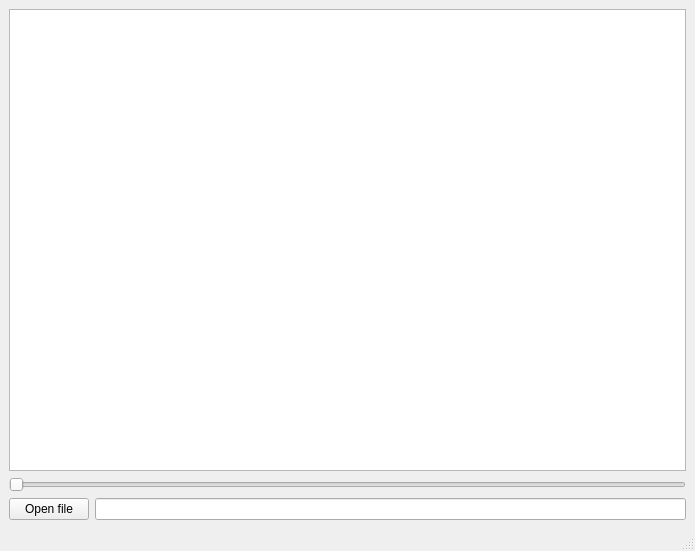
Before: the Qt Designer form mainwindow.ui in 007MrNiko/Nextures, drawn with Qt 5.
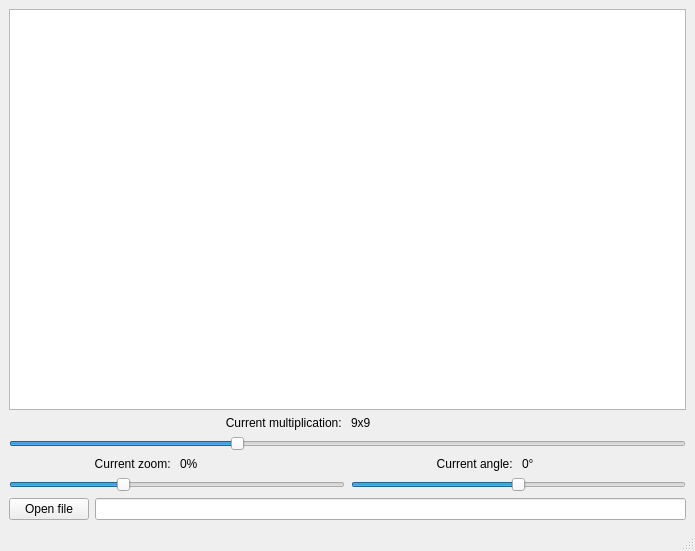
After: the same form once the commit is applied.

Diff of the .ui file:
```diff
--- a/mainwindow.ui
+++ b/mainwindow.ui
@@ -14,21 +14,7 @@
    <string>MainWindow</string>
   </property>
   <widget class="QWidget" name="centralwidget">
-   <layout class="QGridLayout" name="gridLayout">
-    <item row="3" column="0">
-     <layout class="QFormLayout" name="formLayout">
-      <item row="0" column="0">
-       <widget class="QPushButton" name="open_file">
-        <property name="text">
-         <string>Open file</string>
-        </property>
-       </widget>
-      </item>
-      <item row="0" column="1">
-       <widget class="QLineEdit" name="file_name"/>
-      </item>
-     </layout>
-    </item>
+   <layout class="QGridLayout" name="gridLayout_4">
     <item row="0" column="0">
      <widget class="QGraphicsView" name="texture_viewer">
       <property name="cursor" stdset="0">
@@ -48,18 +34,164 @@
       </property>
      </widget>
     </item>
+    <item row="1" column="0">
+     <layout class="QVBoxLayout" name="verticalLayout_5">
+      <item>
+       <layout class="QGridLayout" name="gridLayout_3">
+        <item row="0" column="0">
+         <widget class="QLabel" name="label_4">
+          <property name="text">
+           <string>Current multiplication: </string>
+          </property>
+          <property name="alignment">
+           <set>Qt::AlignRight|Qt::AlignTrailing|Qt::AlignVCenter</set>
+          </property>
+         </widget>
+        </item>
+        <item row="0" column="1">
+         <widget class="QLabel" name="multiplication_status">
+          <property name="text">
+           <string>9x9</string>
+          </property>
+         </widget>
+        </item>
+       </layout>
+      </item>
+      <item>
+       <widget class="QSlider" name="multiplication_slider">
+        <property name="minimum">
+         <number>3</number>
+        </property>
+        <property name="maximum">
+         <number>21</number>
+        </property>
+        <property name="singleStep">
+         <number>2</number>
+        </property>
+        <property name="pageStep">
+         <number>2</number>
+        </property>
+        <property name="sliderPosition">
+         <number>9</number>
+        </property>
+        <property name="orientation">
+         <enum>Qt::Horizontal</enum>
+        </property>
+       </widget>
+      </item>
+      <item>
+       <layout class="QHBoxLayout" name="horizontalLayout_2">
+        <item>
+         <layout class="QVBoxLayout" name="verticalLayout">
+          <item>
+           <layout class="QGridLayout" name="gridLayout">
+            <item row="0" column="0">
+             <widget class="QLabel" name="label_2">
+              <property name="text">
+               <string>Current zoom: </string>
+              </property>
+              <property name="alignment">
+               <set>Qt::AlignRight|Qt::AlignTrailing|Qt::AlignVCenter</set>
+              </property>
+             </widget>
+            </item>
+            <item row="0" column="1">
+             <widget class="QLabel" name="zoom_status">
+              <property name="text">
+               <string>0%</string>
+              </property>
+             </widget>
+            </item>
+           </layout>
+          </item>
+          <item>
+           <widget class="QSlider" name="zoom_slider">
+            <property name="minimum">
+             <number>50</number>
+            </property>
+            <property name="maximum">
+             <number>200</number>
+            </property>
+            <property name="singleStep">
+             <number>1</number>
+            </property>
+            <property name="sliderPosition">
+             <number>100</number>
+            </property>
+            <property name="orientation">
+             <enum>Qt::Horizontal</enum>
+            </property>
+           </widget>
+          </item>
+         </layout>
+        </item>
+        <item>
+         <layout class="QVBoxLayout" name="verticalLayout_4">
+          <item>
+           <layout class="QGridLayout" name="gridLayout_2">
+            <item row="0" column="0">
+             <widget class="QLabel" name="label_3">
+              <property name="text">
+               <string>Current angle: </string>
+              </property>
+              <property name="alignment">
+               <set>Qt::AlignRight|Qt::AlignTrailing|Qt::AlignVCenter</set>
+              </property>
+             </widget>
+            </item>
+            <item row="0" column="1">
+             <widget class="QLabel" name="angle_status">
+              <property name="text">
+               <string>0°</string>
+              </property>
+             </widget>
+            </item>
+           </layout>
+          </item>
+          <item>
+           <widget class="QSlider" name="angle_slider">
+            <property name="minimum">
+             <number>-360</number>
+            </property>
+            <property name="maximum">
+             <number>360</number>
+            </property>
+            <property name="singleStep">
+             <number>10</number>
+            </property>
+            <property name="orientation">
+             <enum>Qt::Horizontal</enum>
+            </property>
+            <property name="invertedControls">
+             <bool>false</bool>
+            </property>
+            <property name="tickPosition">
+             <enum>QSlider::NoTicks</enum>
+            </property>
+            <property name="tickInterval">
+             <number>0</number>
+            </property>
+           </widget>
+          </item>
+         </layout>
+        </item>
+       </layout>
+      </item>
+     </layout>
+    </item>
     <item row="2" column="0">
-     <widget class="QSlider" name="zoom_slider">
-      <property name="maximum">
-       <number>99</number>
-      </property>
-      <property name="singleStep">
-       <number>1</number>
-      </property>
-      <property name="orientation">
-       <enum>Qt::Horizontal</enum>
-      </property>
-     </widget>
+     <layout class="QFormLayout" name="formLayout">
+      <item row="0" column="0">
+       <widget class="QPushButton" name="open_file">
+        <property name="text">
+         <string>Open file</string>
+        </property>
+       </widget>
+      </item>
+      <item row="0" column="1">
+       <widget class="QLineEdit" name="file_name"/>
+      </item>
+     </layout>
     </item>
    </layout>
   </widget>
```
